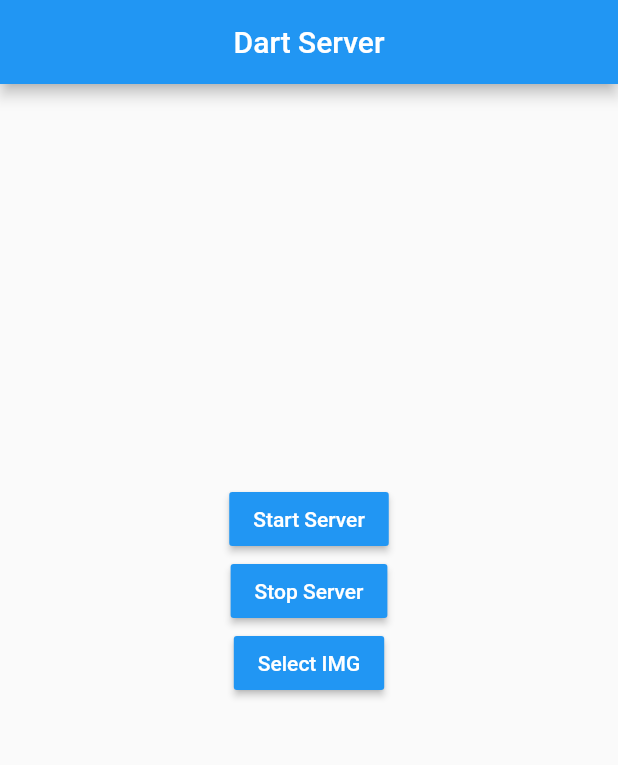
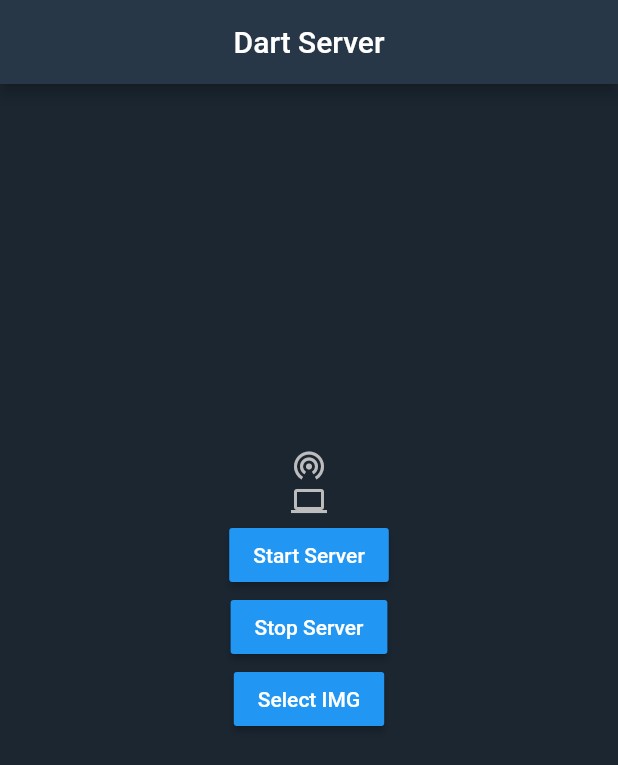
Before and after one commit to thevivekmnair/dart_server_v2, a Flutter app: the screen it shows after launch, on a phone screen of 412 x 824 dp. Shown: the top 765 px of the screen. Run offline on Flutter 3.47's test engine with Material 2 defaults, Android fonts, the phone set to English and light mode, and no system bars; our stand-ins replace file_picker, flutter_spinkit; missing offline and left inert: wifi.

Commit message:
master commit

```diff
--- a/lib/main.dart
+++ b/lib/main.dart
@@ -134,14 +134,18 @@ String ip_adress='';
   @override
   Widget build(BuildContext context) {
     return Scaffold(
+      backgroundColor: Color(0xff1B2631),
       appBar: AppBar(
         title: Text('Dart Server'),
+        backgroundColor: Color(0xff283747),
         centerTitle: true,
       ),
       body: Center(
         child: loading?Container(child: SpinKitFadingFour(color: Colors.blue,),): Column(
           mainAxisAlignment: MainAxisAlignment.center,
           children: [
+            Icon(Icons.wifi_tethering,color: Colors.grey[400],),
+            Icon(Icons.computer,color: Colors.grey[400],),
             MaterialButton(
               child: loadSwitcher(0),
               color: Colors.blue,
```
Also changed, not shown: 1 other file.
